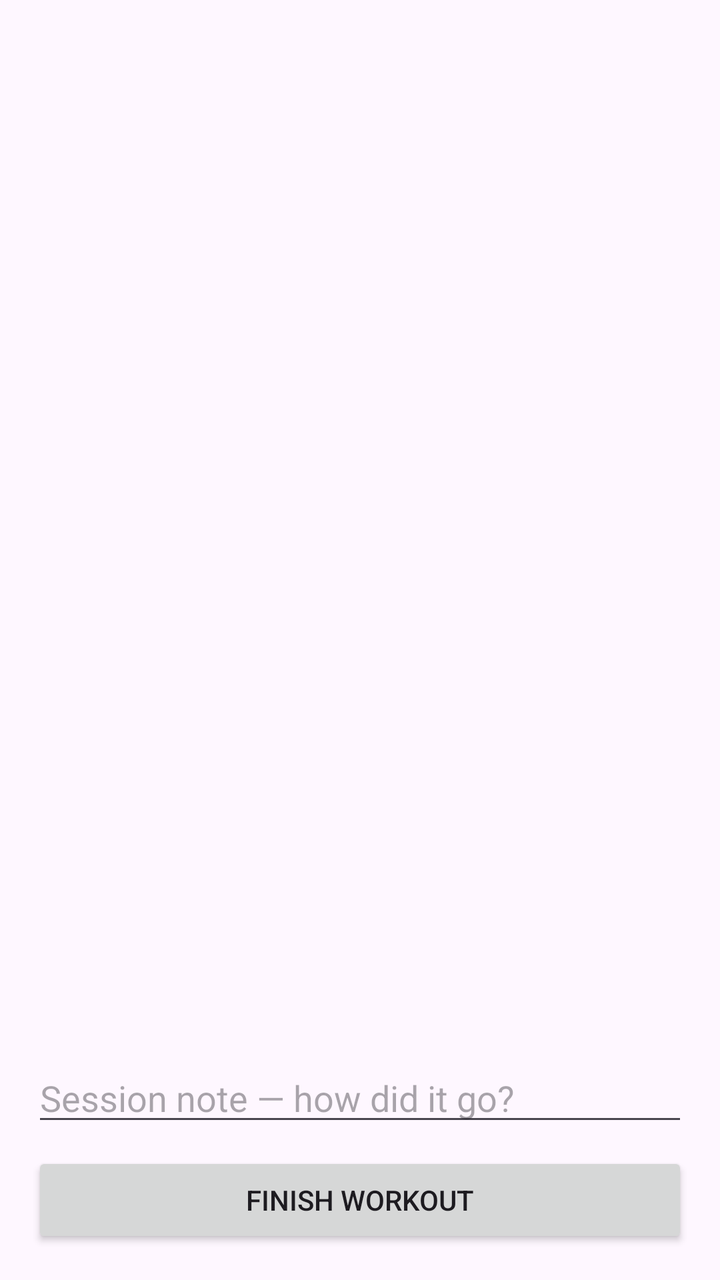
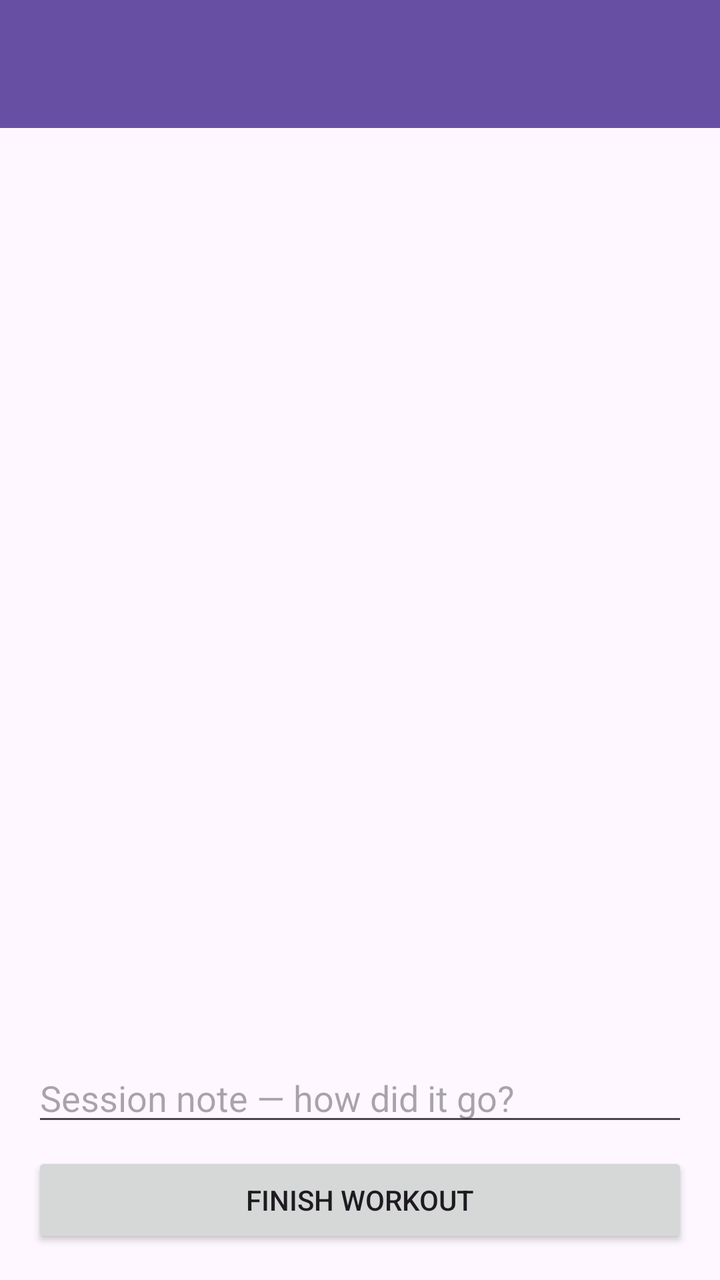

Two renders of the same Android screen: before a commit and after it. Below are the layout's source before the change and the commit's diff.
<!-- AndroidManifest.xml: application theme Theme.Ingot -->
<!-- res/layout/activity_workout.xml -->
<?xml version="1.0" encoding="utf-8"?>
<LinearLayout xmlns:android="http://schemas.android.com/apk/res/android"
    android:orientation="vertical"
    android:layout_width="match_parent"
    android:layout_height="match_parent">

    <TextView
        android:id="@+id/workoutTitle"
        android:layout_width="wrap_content"
        android:layout_height="wrap_content"
        android:textSize="20sp"
        android:padding="16dp" />

    <androidx.recyclerview.widget.RecyclerView
        android:id="@+id/exerciseList"
        android:layout_width="match_parent"
        android:layout_height="0dp"
        android:layout_weight="1"
        android:paddingHorizontal="16dp" />

    <LinearLayout
        android:orientation="vertical"
        android:layout_width="match_parent"
        android:layout_height="wrap_content"
        android:padding="16dp">

        <EditText
            android:id="@+id/sessionNoteInput"
            android:layout_width="match_parent"
            android:layout_height="wrap_content"
            android:hint="Session note — how did it go?" />

        <Button
            android:id="@+id/finishButton"
            android:layout_width="match_parent"
            android:layout_height="wrap_content"
            android:layout_marginTop="8dp"
            android:text="Finish workout" />
    </LinearLayout>

</LinearLayout>
<!-- resources referenced by this layout -->
<resources>
  <style name="Theme.Ingot" parent="Base.Theme.Ingot" />
  <style name="Base.Theme.Ingot" parent="Theme.Material3.DayNight.NoActionBar">
          
          
      </style>
</resources>

<!-- the commit's change to res/layout/activity_workout.xml (unified diff, before → after) -->
@@ -1,8 +1,18 @@
 <?xml version="1.0" encoding="utf-8"?>
 <LinearLayout xmlns:android="http://schemas.android.com/apk/res/android"
+    xmlns:app="http://schemas.android.com/apk/res-auto"
     android:orientation="vertical"
     android:layout_width="match_parent"
     android:layout_height="match_parent">
+
+    <androidx.appcompat.widget.Toolbar
+        android:id="@+id/toolbar"
+        android:layout_width="match_parent"
+        android:layout_height="?attr/actionBarSize"
+        android:background="?attr/colorPrimary"
+        android:elevation="4dp"
+        app:titleTextColor="@android:color/white"
+        app:navigationIconTint="@android:color/white" />
 
     <TextView
         android:id="@+id/workoutTitle"
